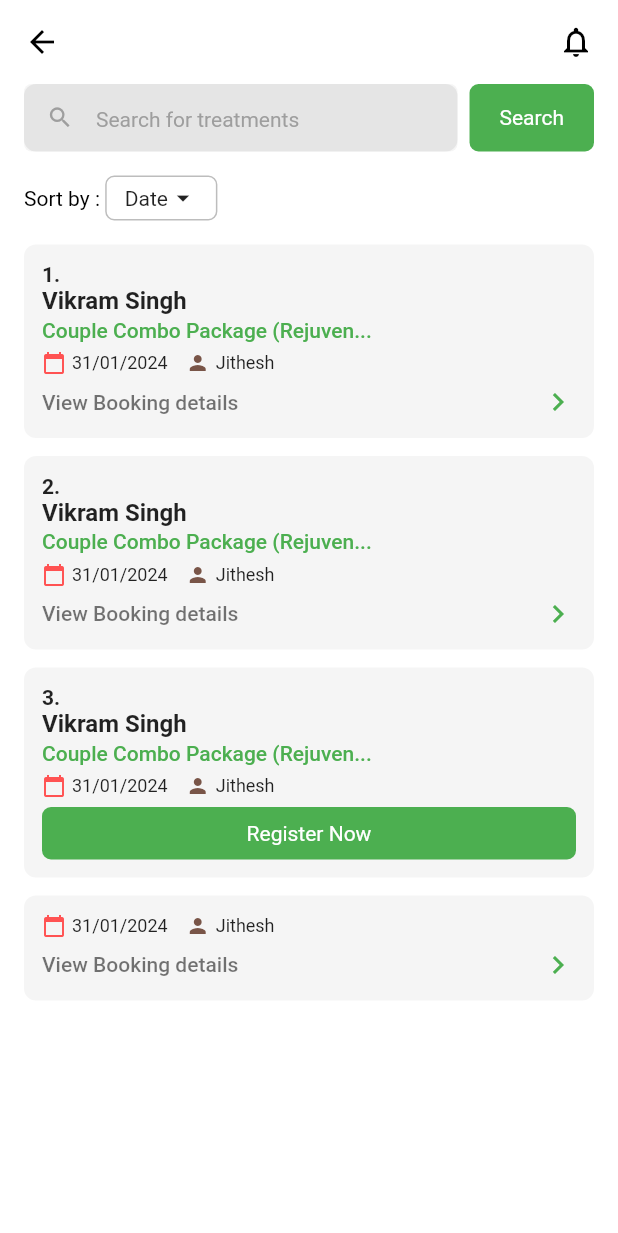
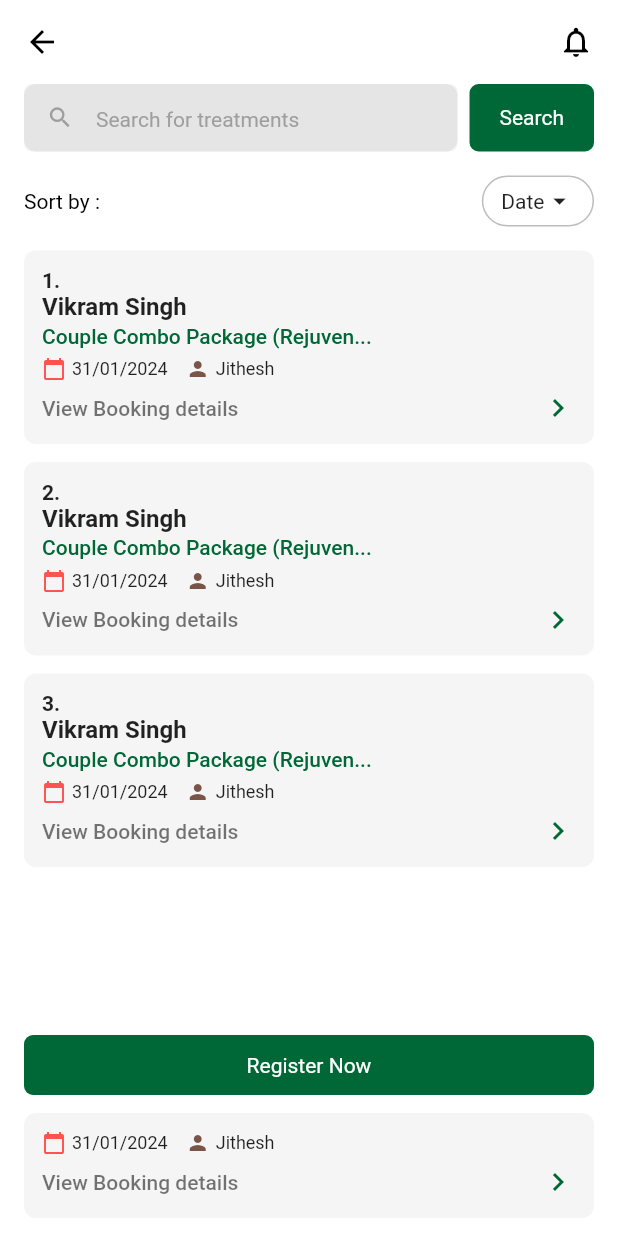
Before and after one commit to dhananjayhareesh/navi_ktkl, a Flutter app: the HomeScreen screen opened directly, on a phone screen of 412 x 824 dp. Shown: the top 1233 px of the screen. Run offline on Flutter 3.47's test engine with Material 3 defaults, Android fonts, the phone set to English and light mode, and no system bars; our stand-ins replace connectivity_plus, dartz, dio, flutter_svg, fluttertoast, get and 1 more; accounts and stored records are empty.

Commit message:
home page and reg ui done

```diff
--- a/lib/features/homescreen/view/home_screen.dart
+++ b/lib/features/homescreen/view/home_screen.dart
@@ -1,4 +1,5 @@
 import 'package:flutter/material.dart';
+import 'package:navitask/features/Resgistration/view/refistration_screen.dart';
 
 class HomeScreen extends StatefulWidget {
   const HomeScreen({super.key});
@@ -29,7 +30,7 @@ class _HomeScreenState extends State<HomeScreen> {
         child: Column(
           crossAxisAlignment: CrossAxisAlignment.start,
           children: [
-            // Search Bar
+            // 🔍 Search Bar
             Row(
               children: [
                 Expanded(
@@ -54,7 +55,7 @@ class _HomeScreenState extends State<HomeScreen> {
                   height: 45,
                   padding: const EdgeInsets.symmetric(horizontal: 20),
                   decoration: BoxDecoration(
-                    color: Colors.green,
+                    color: Color(0xFF006837),
                     borderRadius: BorderRadius.circular(6),
                   ),
                   child: const Center(
@@ -69,21 +70,22 @@ class _HomeScreenState extends State<HomeScreen> {
 
             const SizedBox(height: 16),
 
-            // Sort By
+            // 🔽 Sort By Row
             Row(
               children: [
                 const Text(
                   "Sort by : ",
                   style: TextStyle(fontSize: 14, color: Colors.black),
                 ),
+                const Spacer(),
                 Container(
                   padding: const EdgeInsets.symmetric(
                     horizontal: 12,
-                    vertical: 4,
+                    vertical: 6,
                   ),
                   decoration: BoxDecoration(
                     border: Border.all(color: Colors.grey.shade400),
-                    borderRadius: BorderRadius.circular(6),
+                    borderRadius: BorderRadius.circular(20), // pill style
                   ),
                   child: Row(
                     children: const [
@@ -97,7 +99,7 @@ class _HomeScreenState extends State<HomeScreen> {
 
             const SizedBox(height: 16),
 
-            // List of bookings
+            // 📋 Booking List (only cards)
             Expanded(
               child: ListView(
                 children: [
@@ -121,25 +123,53 @@ class _HomeScreenState extends State<HomeScreen> {
                     package: "Couple Combo Package (Rejuven...",
                     date: "31/01/2024",
                     by: "Jithesh",
-                    showRegister: true,
                   ),
-                  lastBooking(),
                 ],
               ),
             ),
+
+            GestureDetector(
+              onTap: () {
+                Navigator.push(
+                  context,
+                  MaterialPageRoute(
+                    builder: (context) =>
+                        const RefistrationScreen(), // replace with your screen
+                  ),
+                );
+              },
+              child: Container(
+                width: double.infinity,
+                height: 40,
+                decoration: BoxDecoration(
+                  color: Color(0xFF006837),
+                  borderRadius: BorderRadius.circular(6),
+                ),
+                child: const Center(
+                  child: Text(
+                    "Register Now",
+                    style: TextStyle(color: Colors.white, fontSize: 14),
+                  ),
+                ),
+              ),
+            ),
+
+            const SizedBox(height: 12),
+
+            lastBooking(),
           ],
         ),
       ),
     );
   }
 
+  // 📌 Booking Card
   Widget bookingCard({
     required String index,
     required String name,
     required String package,
     required String date,
     required String by,
-    bool showRegister = false,
   }) {
     return Container(
       margin: const EdgeInsets.only(bottom: 12),
@@ -163,7 +193,7 @@ class _HomeScreenState extends State<HomeScreen> {
           Text(
             package,
             style: const TextStyle(
-              color: Colors.green,
+              color: Color(0xFF006837),
               fontSize: 14,
               fontWeight: FontWeight.w500,
             ),
@@ -185,22 +215,6 @@ class _HomeScreenState extends State<HomeScreen> {
             ],
           ),
           const SizedBox(height: 6),
-          if (showRegister)
-            Container(
-              width: double.infinity,
-              height: 35,
-              decoration: BoxDecoration(
-                color: Colors.green,
-                borderRadius: BorderRadius.circular(6),
-              ),
-              child: const Center(
-                child: Text(
-                  "Register Now",
-                  style: TextStyle(color: Colors.white, fontSize: 14),
-                ),
-              ),
-            )
-          else
           Row(
             mainAxisAlignment: MainAxisAlignment.spaceBetween,
             children: const [
@@ -212,7 +226,7 @@ class _HomeScreenState extends State<HomeScreen> {
                   fontWeight: FontWeight.w500,
                 ),
               ),
-                Icon(Icons.chevron_right, color: Colors.green),
+              Icon(Icons.chevron_right, color: Color(0xFF006837)),
             ],
           ),
         ],
@@ -220,6 +234,7 @@ class _HomeScreenState extends State<HomeScreen> {
     );
   }
 
+  // 📌 Last Booking (only date & by)
   Widget lastBooking() {
     return Container(
       margin: const EdgeInsets.only(bottom: 12),
@@ -253,7 +268,7 @@ class _HomeScreenState extends State<HomeScreen> {
                   fontWeight: FontWeight.w500,
                 ),
               ),
-              Icon(Icons.chevron_right, color: Colors.green),
+              Icon(Icons.chevron_right, color: Color(0xFF006837)),
             ],
           ),
         ],
```
Also changed, not shown: lib/features/Resgistration/view/refistration_screen.dart (added, +318 -0 lines). Lines whose indentation alone changed are shown as unchanged.
